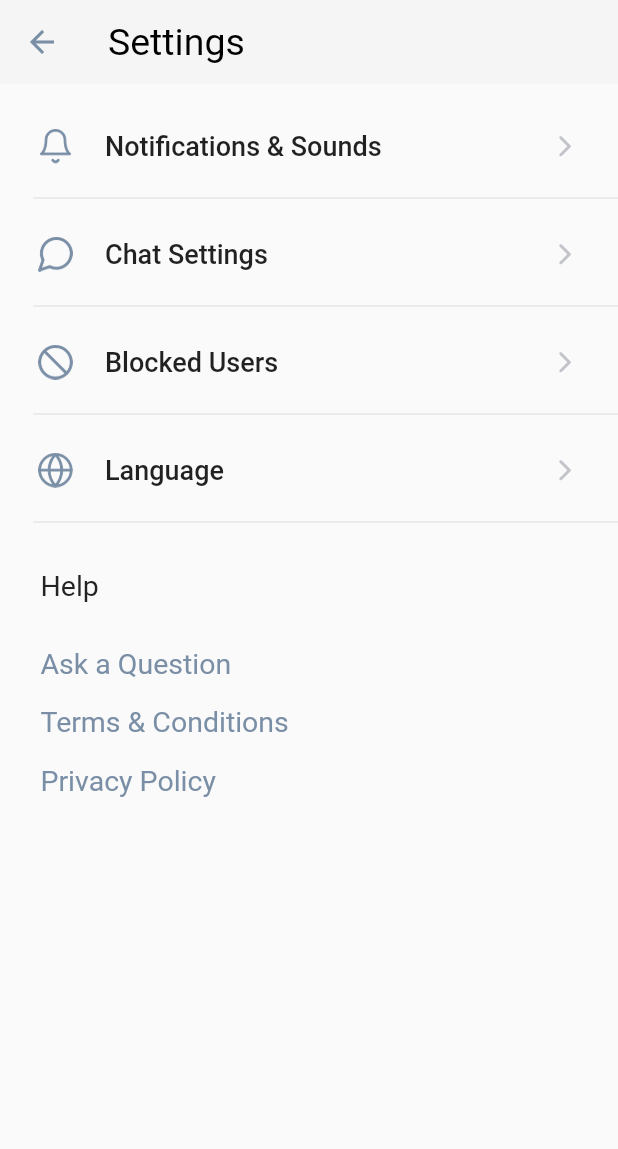
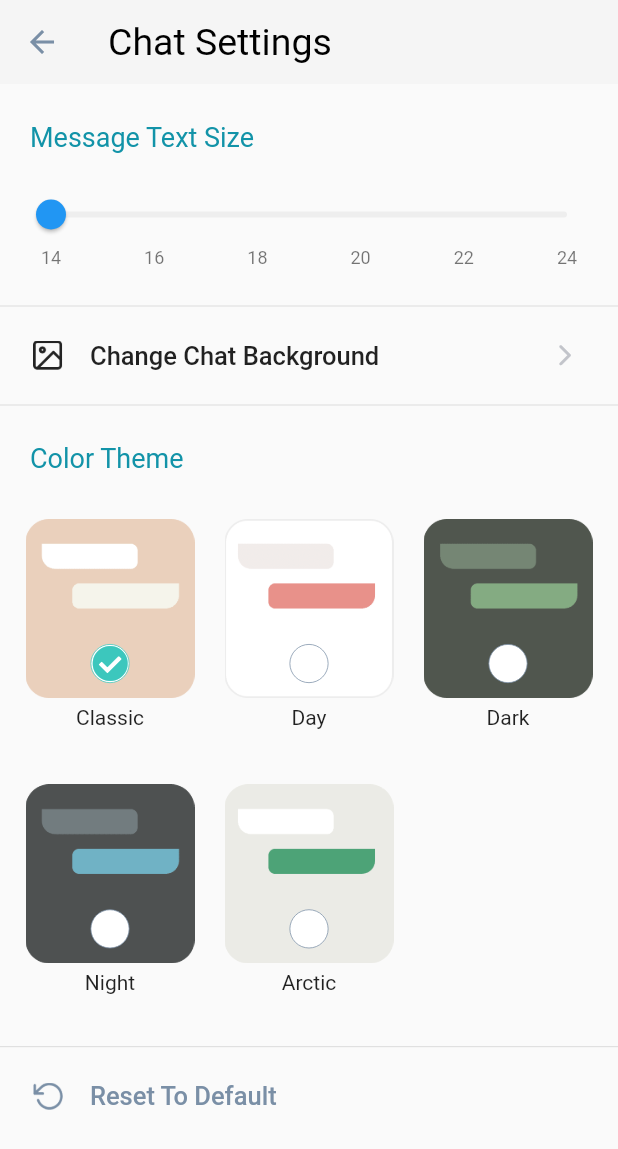
Before and after one commit to 1AhmedYasser/prive, a Flutter app: the SettingsScreen screen opened by its route, after a tap on "Chat Settings", on a phone screen of 412 x 824 dp. Shown: the top 1149 px of the screen. Run offline on Flutter 3.47's test engine with Material 2 defaults, Android fonts, the phone set to English and light mode, and no system bars; drawn by our look-alikes of syncfusion_flutter_sliders; our stand-ins replace adaptive_dialog, auto_size_text, bot_toast, cached_network_image, connectivity_plus, convex_bottom_bar and 17 more; missing offline and left inert: country_calling_code_picker; accounts and stored records are empty; Roboto replaces fonts that are missing (SFPro).

Commit message:
Added Chat Settings

```diff
--- a/lib/Extras/resources.dart
+++ b/lib/Extras/resources.dart
@@ -27,6 +27,13 @@ class Images {
   String logoutImage = "$path/logout_image.png";
   String cameraIconImage = "$path/camera_icon_image.png";
   String cameraPlaceholder = "$path/camera_placeholder.png";
+  String chatBackgroundImage = "$path/chat_background_image.png";
+  String colorTheme1 = "$path/color_theme_1.png";
+  String colorTheme2 = "$path/color_theme_2.png";
+  String colorTheme3 = "$path/color_theme_3.png";
+  String colorTheme4 = "$path/color_theme_4.png";
+  String colorTheme5 = "$path/color_theme_5.png";
+  String undoImage = "$path/undo_image.png";
 }
 
 class Animations {
@@ -57,6 +64,7 @@ class Routes {
   String termsPrivacyRoute = '/termsPrivacy_Screen';
   String profileRoute = '/profile_Screen';
   String languageRoute = '/language_Screen';
+  String chatSettingsRoute = '/chatSettings_Screen';
 }
 
 class R {
--- /dev/null
+++ b/lib/Screens/More/chat_settings_screen.dart
@@ -0,0 +1,225 @@
+import 'package:flutter/material.dart';
+import 'package:easy_localization/easy_localization.dart';
+import 'package:flutter/services.dart';
+import 'package:font_awesome_flutter/font_awesome_flutter.dart';
+import 'package:prive/Extras/resources.dart';
+import 'package:syncfusion_flutter_sliders/sliders.dart';
+
+class ChatSettingsScreen extends StatefulWidget {
+  const ChatSettingsScreen({Key? key}) : super(key: key);
+
+  @override
+  _ChatSettingsScreenState createState() => _ChatSettingsScreenState();
+}
+
+class _ChatSettingsScreenState extends State<ChatSettingsScreen> {
+  double textSize = 14;
+  int currentSelectedIndex = 0;
+
+  Map<String, String> themes = {
+    R.images.colorTheme1: "Classic",
+    R.images.colorTheme2: "Day",
+    R.images.colorTheme3: "Dark",
+    R.images.colorTheme4: "Night",
+    R.images.colorTheme5: "Arctic",
+  };
+
+  @override
+  Widget build(BuildContext context) {
+    return Scaffold(
+      appBar: AppBar(
+        backgroundColor: Colors.grey.shade100,
+        elevation: 0,
+        systemOverlayStyle: const SystemUiOverlayStyle(
+          statusBarBrightness: Brightness.light,
+        ),
+        leading: const BackButton(
+          color: Color(0xff7a8fa6),
+        ),
+        title: const Text(
+          "Chat Settings",
+          style: TextStyle(
+            fontSize: 25,
+            color: Colors.black,
+            fontWeight: FontWeight.w400,
+          ),
+        ).tr(),
+      ),
+      body: SingleChildScrollView(
+        child: Column(
+          crossAxisAlignment: CrossAxisAlignment.start,
+          children: [
+            Padding(
+              padding: const EdgeInsets.only(
+                  top: 25, left: 20, bottom: 17, right: 20),
+              child: Text(
+                "Message Text Size",
+                style: TextStyle(
+                  color: Theme.of(context).primaryColorDark,
+                  fontSize: 18,
+                ),
+              ),
+            ),
+            Padding(
+              padding: const EdgeInsets.only(left: 10, right: 10, bottom: 15),
+              child: SfSlider(
+                min: 14,
+                max: 24,
+                inactiveColor: Colors.grey.shade200,
+                value: textSize,
+                interval: 2,
+                stepSize: 2,
+                showLabels: true,
+                trackShape: const SfTrackShape(),
+                onChanged: (dynamic value) {
+                  setState(() {
+                    textSize = value;
+                  });
+                },
+              ),
+            ),
+            const Divider(),
+            Padding(
+              padding: const EdgeInsets.only(
+                  left: 22, right: 27, bottom: 15, top: 15),
+              child: InkWell(
+                splashColor: Colors.transparent,
+                highlightColor: Colors.transparent,
+                onTap: () {},
+                child: Row(
+                  children: [
+                    Image.asset(
+                      R.images.chatBackgroundImage,
+                      width: 20,
+                    ),
+                    const SizedBox(width: 18),
+                    const Text(
+                      "Change Chat Background",
+                      style: TextStyle(
+                        fontSize: 17,
+                        fontWeight: FontWeight.w500,
+                      ),
+                    ).tr(),
+                    const Expanded(child: SizedBox()),
+                    const Icon(
+                      Icons.arrow_forward_ios_rounded,
+                      size: 17,
+                      color: Color(0xffc2c4ca),
+                    )
+                  ],
+                ),
+              ),
+            ),
+            const Divider(),
+            Padding(
+              padding: const EdgeInsets.only(
+                  top: 17, left: 20, bottom: 20, right: 20),
+              child: Text(
+                "Color Theme",
+                style: TextStyle(
+                  color: Theme.of(context).primaryColorDark,
+                  fontSize: 18,
+                ),
+              ),
+            ),
+            Padding(
+              padding: const EdgeInsets.only(left: 7, right: 7),
+              child: MediaQuery.removePadding(
+                context: context,
+                removeBottom: true,
+                removeTop: true,
+                child: GridView.builder(
+                  physics: const NeverScrollableScrollPhysics(),
+                  shrinkWrap: true,
+                  gridDelegate: const SliverGridDelegateWithFixedCrossAxisCount(
+                    crossAxisCount: 3,
+                    childAspectRatio: 1.5 / 2,
+                  ),
+                  itemBuilder: (context, index) {
+                    return InkWell(
+                      splashColor: Colors.transparent,
+                      highlightColor: Colors.transparent,
+                      onTap: () {
+                        setState(() {
+                          currentSelectedIndex = index;
+                        });
+                      },
+                      child: Padding(
+                        padding: const EdgeInsets.all(10),
+                        child: Column(
+                          children: [
+                            Stack(
+                              children: [
+                                Image.asset(themes.keys.toList()[index]),
+                                Positioned.fill(
+                                  child: Align(
+                                    child: Container(
+                                      height: 26,
+                                      width: 26,
+                                      decoration: BoxDecoration(
+                                        color: Colors.white,
+                                        borderRadius: BorderRadius.circular(15),
+                                        border: Border.all(
+                                            color: currentSelectedIndex == index
+                                                ? Theme.of(context).primaryColor
+                                                : const Color(0xff7a8fa6),
+                                            width: 0.5),
+                                      ),
+                                      child: currentSelectedIndex == index
+                                          ? Icon(
+                                              FontAwesomeIcons.solidCheckCircle,
+                                              color: Theme.of(context)
+                                                  .primaryColor,
+                                            )
+                                          : null,
+                                    ),
+                                    alignment: Alignment.bottomCenter,
+                                  ),
+                                  bottom: 10,
+                                )
+                              ],
+                            ),
+                            const SizedBox(height: 5),
+                            Text(themes[themes.keys.toList()[index]] ?? "")
+                          ],
+                        ),
+                      ),
+                    );
+                  },
+                  itemCount: themes.length,
+                ),
+              ),
+            ),
+            const Divider(),
+            Padding(
+              padding: const EdgeInsets.only(
+                  left: 22, right: 27, bottom: 15, top: 15),
+              child: InkWell(
+                splashColor: Colors.transparent,
+                highlightColor: Colors.transparent,
+                onTap: () {},
+                child: Row(
+                  children: [
+                    Image.asset(
+                      R.images.undoImage,
+                      width: 20,
+                    ),
+                    const SizedBox(width: 18),
+                    const Text(
+                      "Reset To Default",
+                      style: TextStyle(
+                        fontSize: 17,
+                        color: Color(0xff7a8fa6),
+                        fontWeight: FontWeight.w500,
+                      ),
+                    ).tr(),
+                  ],
+                ),
+              ),
+            ),
+          ],
+        ),
+      ),
+    );
+  }
+}
--- a/lib/Screens/More/settings_screen.dart
+++ b/lib/Screens/More/settings_screen.dart
@@ -57,7 +57,7 @@ class _SettingsScreenState extends State<SettingsScreen> {
                 OptionRowWidget(
                   image: R.images.chatImage,
                   title: "Chat Settings",
-                  onPressed: () {},
+                  onPressed: () => Navigator.pushNamed(context, R.routes.chatSettingsRoute),
                 ),
                 OptionRowWidget(
                   image: R.images.blockedUserImage,
--- a/lib/main.dart
+++ b/lib/main.dart
@@ -6,6 +6,7 @@ import 'package:prive/Screens/Auth/signup_screen.dart';
 import 'package:prive/Screens/Auth/verify_screen.dart';
 import 'package:prive/Screens/Main/home_screen.dart';
 import 'package:prive/Screens/Main/navigator_screen.dart';
+import 'package:prive/Screens/More/chat_settings_screen.dart';
 import 'package:prive/Screens/More/profile_screen.dart';
 import 'package:prive/Screens/More/settings_screen.dart';
 import 'package:prive/Screens/More/terms_privacy_screen.dart';
@@ -65,6 +66,7 @@ class Prive extends StatelessWidget {
           R.routes.termsPrivacyRoute: (ctx) => const TermsPrivacyScreen(),
           R.routes.profileRoute: (ctx) => const ProfileScreen(),
           R.routes.languageRoute: (ctx) => const LanguageScreen(),
+          R.routes.chatSettingsRoute: (ctx) => const ChatSettingsScreen(),
         },
       ),
     );
--- a/pubspec.yaml
+++ b/pubspec.yaml
@@ -47,6 +47,7 @@ dependencies:
   intl_phone_number_input: ^0.7.0+2
   bs_flutter_selectbox: ^1.3.0
   timer_count_down: ^2.2.0
+  syncfusion_flutter_sliders: ^19.3.54
 
   # Utils
   supercharged: ^2.1.1
```
Also changed, not shown: assets/images/chat_background_image.png (added), assets/images/color_theme_1.png (added), assets/images/color_theme_2.png (added), assets/images/color_theme_3.png (added), assets/images/color_theme_4.png (added), assets/images/color_theme_5.png (added), assets/images/undo_image.png (added), pubspec.lock.
